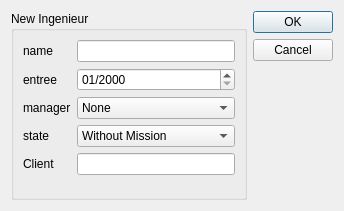
thrichert/softy, file sources/views/add_ING_Diag.ui: the form before one commit.
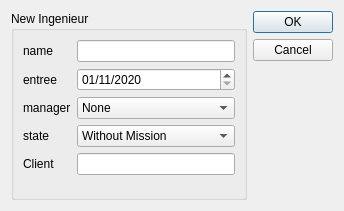
The form after the commit.

Diff of the .ui file:
```diff
--- a/sources/views/add_ING_Diag.ui
+++ b/sources/views/add_ING_Diag.ui
@@ -41,8 +41,18 @@
         </item>
         <item row="2" column="1">
          <widget class="QDateEdit" name="ING_entryDate">
+          <property name="dateTime">
+           <datetime>
+            <hour>0</hour>
+            <minute>0</minute>
+            <second>0</second>
+            <year>2020</year>
+            <month>11</month>
+            <day>1</day>
+           </datetime>
+          </property>
           <property name="displayFormat">
-           <string>MM/yyyy</string>
+           <string>dd/MM/yyyy</string>
           </property>
          </widget>
         </item>
```
